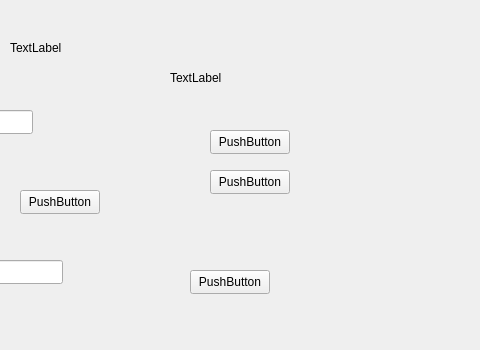
Qt form homescreen.ui (cameron001/cs100_finalproject) before a commit; both pictures show x 150 to 630 and y 0 to 350 of the 800 by 600 pixel window.
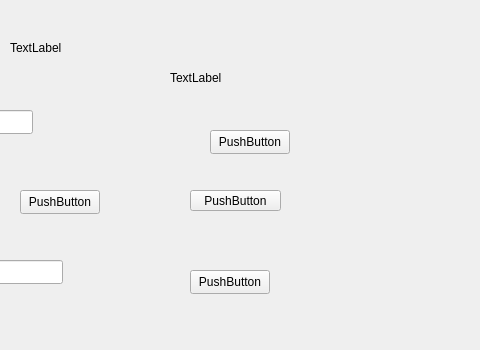
The same form after that commit.

Commit message: Update homescreen with faculty login

The edit to the form file:
```diff
--- a/homescreen.ui
+++ b/homescreen.ui
@@ -122,10 +122,10 @@
    <widget class="QPushButton" name="facultyLoginButton">
     <property name="geometry">
      <rect>
-      <x>360</x>
-      <y>170</y>
-      <width>80</width>
-      <height>24</height>
+      <x>340</x>
+      <y>190</y>
+      <width>91</width>
+      <height>21</height>
      </rect>
     </property>
     <property name="text">
```
